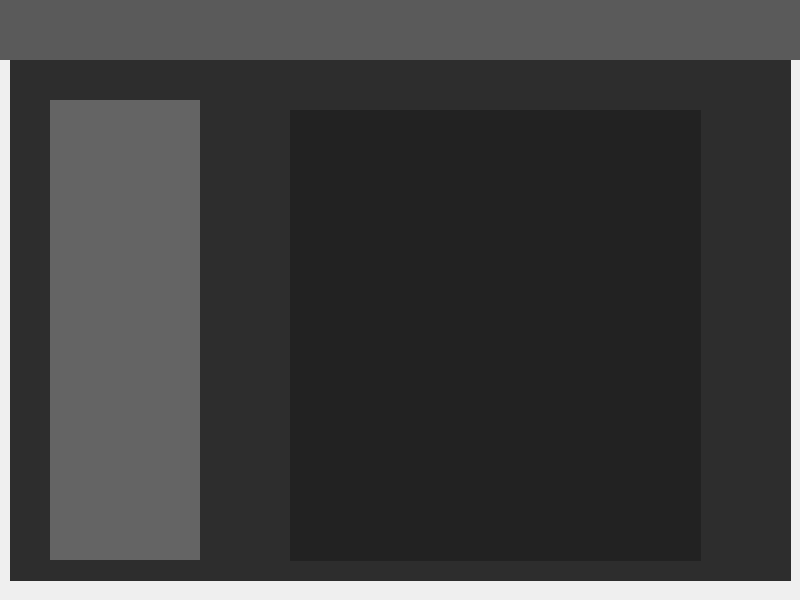
Natsu903/Webcam_player, file src/webcam_player/webcam_player.ui: the form before one commit.
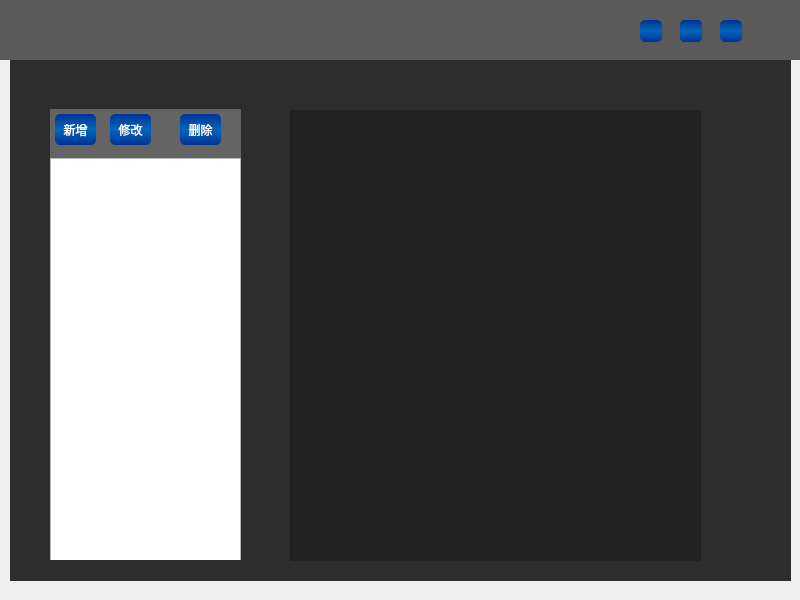
The form after the commit. Icons and pictures are not drawn.

```diff
--- a/src/webcam_player/webcam_player.ui
+++ b/src/webcam_player/webcam_player.ui
@@ -18,7 +18,26 @@
     <normaloff>:/Webcam_player/img/xv.ico</normaloff>:/Webcam_player/img/xv.ico</iconset>
   </property>
   <property name="styleSheet">
-   <string notr="true">#head
+   <string notr="true">QPushButton:hover
+
+ { 
+background-color: qlineargradient(spread:pad, x1:0, y1:0, x2:0, y2:1, stop:0 rgba(0, 102, 184, 255), stop:0.495 rgba(39, 39, 39, 255), stop:0.505 rgba(39,39, 39, 255), stop:1 rgba(0, 102, 184, 255));
+border: none;
+border-radius:5px;
+color: rgb(255, 255, 255);
+font: 75 12pt &quot;黑体&quot;;
+ }
+QPushButton:!hover
+ { 
+	background-color: qlineargradient(spread:pad, x1:0, y1:0, x2:0, y2:1, stop:0 rgba(0, 50, 150, 255), stop:0.495 rgba(0, 102, 184, 255), stop:0.505 rgba(0, 102, 184, 255), stop:1 rgba(0, 50, 150, 255));
+ border: none;
+border-radius:5px;
+color: rgb(255, 255, 255);
+font: 75 12pt &quot;黑体&quot;;
+ }
+
+
+#head
 {
 	background-color: rgb(90, 90, 90);
 }
@@ -178,9 +197,9 @@
     <property name="geometry">
      <rect>
       <x>40</x>
-      <y>40</y>
-      <width>150</width>
-      <height>460</height>
+      <y>49</y>
+      <width>191</width>
+      <height>451</height>
      </rect>
     </property>
     <property name="maximumSize">
@@ -189,6 +208,64 @@
       <height>16777215</height>
      </size>
     </property>
+    <widget class="QListWidget" name="cam_list">
+     <property name="geometry">
+      <rect>
+       <x>0</x>
+       <y>49</y>
+       <width>191</width>
+       <height>411</height>
+      </rect>
+     </property>
+     <property name="dragEnabled">
+      <bool>true</bool>
+     </property>
+     <property name="iconSize">
+      <size>
+       <width>50</width>
+       <height>50</height>
+      </size>
+     </property>
+    </widget>
+    <widget class="QPushButton" name="btn_add">
+     <property name="geometry">
+      <rect>
+       <x>5</x>
+       <y>5</y>
+       <width>41</width>
+       <height>31</height>
+      </rect>
+     </property>
+     <property name="text">
+      <string>新增</string>
+     </property>
+    </widget>
+    <widget class="QPushButton" name="btn_set">
+     <property name="geometry">
+      <rect>
+       <x>60</x>
+       <y>5</y>
+       <width>41</width>
+       <height>31</height>
+      </rect>
+     </property>
+     <property name="text">
+      <string>修改</string>
+     </property>
+    </widget>
+    <widget class="QPushButton" name="btn_del">
+     <property name="geometry">
+      <rect>
+       <x>130</x>
+       <y>5</y>
+       <width>41</width>
+       <height>31</height>
+      </rect>
+     </property>
+     <property name="text">
+      <string>删除</string>
+     </property>
+    </widget>
    </widget>
    <widget class="QWidget" name="cams" native="true">
     <property name="geometry">
```
Left out of the diff: 51 changed lines with no effect on the pictures.
